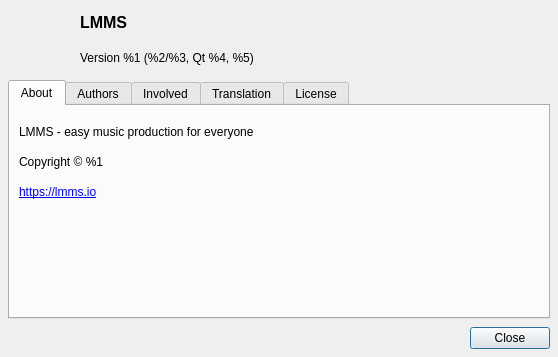
The window that src/gui/dialogs/about_dialog.ui (LMMS/lmms) describes before a commit, drawn with Qt 5.
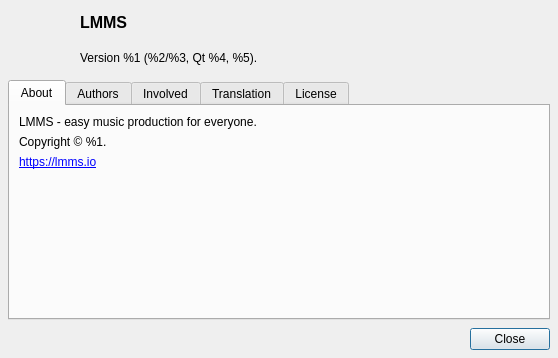
The same window after the commit.

The edit to the form file:
```diff
--- a/src/gui/dialogs/about_dialog.ui
+++ b/src/gui/dialogs/about_dialog.ui
@@ -7,13 +7,13 @@
     <x>0</x>
     <y>0</y>
     <width>558</width>
-    <height>357</height>
+    <height>358</height>
    </rect>
   </property>
   <property name="minimumSize">
    <size>
     <width>558</width>
-    <height>357</height>
+    <height>358</height>
    </size>
   </property>
   <property name="windowTitle">
@@ -65,7 +65,7 @@
        <item>
         <widget class="QLabel" name="versionLabel">
          <property name="text">
-          <string>Version %1 (%2/%3, Qt %4, %5)</string>
+          <string>Version %1 (%2/%3, Qt %4, %5).</string>
          </property>
         </widget>
        </item>
@@ -78,8 +78,8 @@
        </property>
        <property name="sizeHint" stdset="0">
         <size>
-         <width>40</width>
-         <height>20</height>
+         <width>0</width>
+         <height>0</height>
         </size>
        </property>
       </spacer>
@@ -106,8 +106,8 @@
          </property>
          <property name="sizeHint" stdset="0">
           <size>
-           <width>20</width>
-           <height>10</height>
+           <width>0</width>
+           <height>0</height>
           </size>
          </property>
         </spacer>
@@ -115,7 +115,7 @@
        <item>
         <widget class="QLabel" name="label_2">
          <property name="text">
-          <string>LMMS - easy music production for everyone</string>
+          <string>LMMS - easy music production for everyone.</string>
          </property>
          <property name="wordWrap">
           <bool>true</bool>
@@ -132,8 +132,8 @@
          </property>
          <property name="sizeHint" stdset="0">
           <size>
-           <width>20</width>
-           <height>10</height>
+           <width>0</width>
+           <height>0</height>
           </size>
          </property>
         </spacer>
@@ -141,7 +141,7 @@
        <item>
         <widget class="QLabel" name="copyrightLabel">
          <property name="text">
-          <string>Copyright © %1</string>
+          <string>Copyright © %1.</string>
          </property>
          <property name="wordWrap">
           <bool>true</bool>
@@ -158,8 +158,8 @@
          </property>
          <property name="sizeHint" stdset="0">
           <size>
-           <width>20</width>
-           <height>10</height>
+           <width>0</width>
+           <height>0</height>
           </size>
          </property>
         </spacer>
@@ -181,8 +181,8 @@
          </property>
          <property name="sizeHint" stdset="0">
           <size>
-           <width>20</width>
-           <height>40</height>
+           <width>0</width>
+           <height>0</height>
           </size>
          </property>
         </spacer>
```
Left out of the diff: 2 changed lines with no effect on the pictures.
